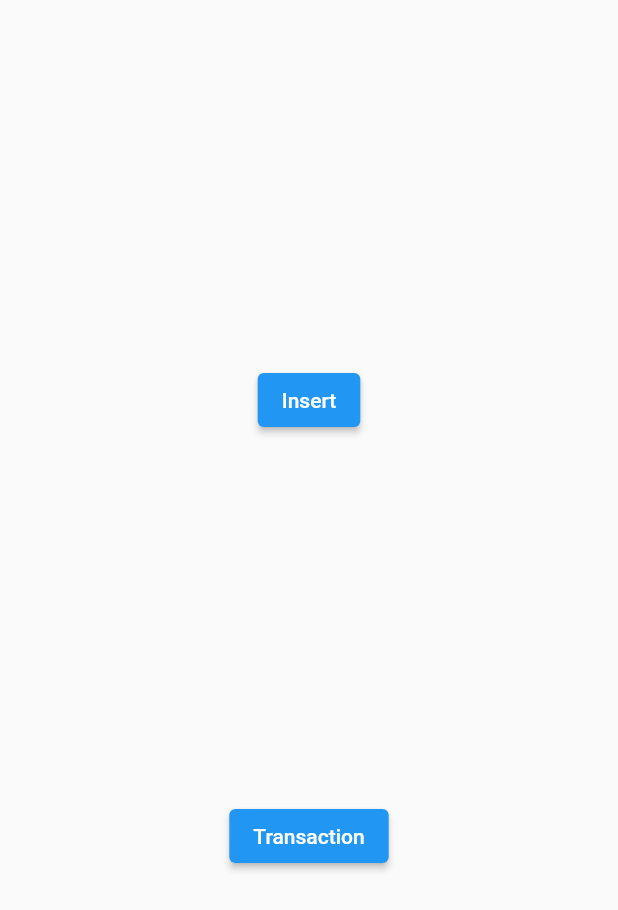
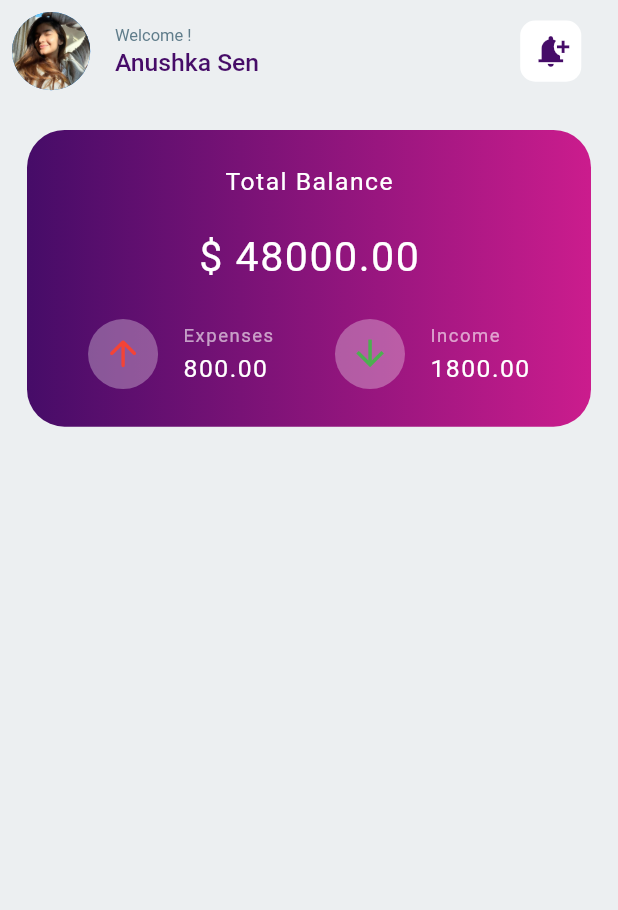
Before and after one commit to theAkHilsarkar18/income_expense_app, a Flutter app: the screen it shows after launch, on a phone screen of 412 x 824 dp. Shown: the top 910 px of the screen. Run offline on Flutter 3.47's test engine with Material 2 defaults, Android fonts, the phone set to English and light mode, and no system bars; our stand-ins replace get, google_fonts, sizer, sqflite; accounts and stored records are empty; Roboto replaces fonts that are missing (Overpass).

Commit message:
12-05-2023

```diff
--- a/lib/main.dart
+++ b/lib/main.dart
@@ -2,15 +2,19 @@ import 'package:flutter/material.dart';
 import 'package:get/get.dart';
 import 'package:income_expense_app/screen/home/view/homescreen.dart';
 import 'package:income_expense_app/screen/transactionscreen/view/transaction_screen.dart';
+import 'package:sizer/sizer.dart';
 
 void main()
 {
   runApp(
-    GetMaterialApp(
-      getPages: [
-        GetPage(name: '/',page: () => Homescreen(),),
-        GetPage(name: '/transaction',page: () => TransactionScreen(),),
-      ],
+    Sizer(
+      builder: (context, orientation, deviceType) =>  GetMaterialApp(
+        debugShowCheckedModeBanner: false,
+        getPages: [
+          GetPage(name: '/',page: () => Homescreen(),),
+          GetPage(name: '/transaction',page: () => TransactionScreen(),),
+        ],
+      ),
     ),
   );
 }
--- a/lib/screen/home/view/homescreen.dart
+++ b/lib/screen/home/view/homescreen.dart
@@ -1,6 +1,8 @@
 import 'package:flutter/material.dart';
 import 'package:get/get.dart';
+import 'package:google_fonts/google_fonts.dart';
 import 'package:income_expense_app/utils/dbhelper.dart';
+import 'package:sizer/sizer.dart';
 
 class Homescreen extends StatefulWidget {
   const Homescreen({Key? key}) : super(key: key);
@@ -19,23 +21,101 @@ class _HomescreenState extends State<Homescreen> {
   Widget build(BuildContext context) {
     return SafeArea(
       child: Scaffold(
-        body: Center(
+        backgroundColor: Colors.blueGrey.shade50,
+        body: Padding(
+          padding: const EdgeInsets.all(8.0),
           child: Column(
-            mainAxisAlignment: MainAxisAlignment.spaceEvenly,
             children: [
-              ElevatedButton(
-                child: Text("Insert"),
-                onPressed: () {
-                  dbHelper db = dbHelper();
-                  db.insertData(category: 'food', amount: '1000', notes: 'chill', status: 1, payType: 'online', date: '11-2-2023', time: '10:00');
-                },
+              // appbar row
+                Row(
+                  crossAxisAlignment: CrossAxisAlignment.center,
+                  children: [
+                    CircleAvatar(
+                      radius: 19.sp,
+                      backgroundImage: AssetImage('assets/img/person.jpg'),
+                    ),
+                    SizedBox(width: 4.w,),
+                    Column(
+                      crossAxisAlignment: CrossAxisAlignment.start,
+                      children: [
+                        Text('Welcome !',style: GoogleFonts.varelaRound(color: Colors.blueGrey,fontSize:8.sp)),
+                        SizedBox(height: 2,),
+                        Text('Anushka Sen',style: GoogleFonts.overpass(color: Color(0xff460C68),fontWeight:FontWeight.w500,fontSize:12.sp)),
+                      ],
+                    ),
+                    Spacer(),
+                    Container(padding: EdgeInsets.all(8),decoration: BoxDecoration(color: Colors.white,borderRadius: BorderRadius.circular(10)),child: Icon(Icons.notification_add,color: Color(0xff460C68),size: 18.sp,)),
+                    SizedBox(width: 4.w,),
+                  ],
+                ),
+              // total balance card
+              SizedBox(height: 2.h,),
+              Container(
+                margin: EdgeInsets.all(10),
+                height: 24.h,
+                width: MediaQuery.of(context).size.width,
+                decoration: BoxDecoration(
+                  borderRadius: BorderRadius.circular(25),
+                  gradient: LinearGradient(
+                    colors: [
+                      Color(0xff460C68),
+                      Color(0xffCB1C8D),
+                    ]
+                  )
+                ),
+                child: Column(
+                  mainAxisAlignment: MainAxisAlignment.spaceEvenly,
+                  children: [
+                    Text('Total Balance',style: GoogleFonts.overpass(color: Colors.white,fontSize: 12.sp,letterSpacing: 1)),
+                    Text('\$ 48000.00',style: GoogleFonts.overpass(color: Colors.white,fontSize: 20.sp,letterSpacing: 1)),
+                    Row(
+                      mainAxisAlignment: MainAxisAlignment.spaceEvenly,
+                      children: [
+                        Row(
+                          children: [
+                            CircleAvatar(
+                              child: Icon(Icons.arrow_upward_rounded,color: Colors.red,size: 20.sp,),
+                              radius: 17.sp,
+                              backgroundColor: Colors.white30,
+                            ),
+                            SizedBox(width: 4.w,),
+                            Column(
+                              crossAxisAlignment: CrossAxisAlignment.start,
+                              mainAxisSize: MainAxisSize.min,
+                              children: [
+                                Text('Expenses',style: GoogleFonts.overpass(color: Colors.white60,fontSize: 9.sp,letterSpacing: 1)),
+                                SizedBox(height: 5,),
+                                Text('800.00',style: GoogleFonts.overpass(color: Colors.white,fontSize: 12.sp,letterSpacing: 1)),
+                              ],
+                            ),
+                          ],
+                        ),
+                        Row(
+                          children: [
+                            CircleAvatar(
+                              child: Icon(Icons.arrow_downward_sharp,color: Colors.green,size: 20.sp,),
+                              radius: 17.sp,
+                              backgroundColor: Colors.white30,
+                            ),
+                            SizedBox(width: 4.w,),
+                            Column(
+                              crossAxisAlignment: CrossAxisAlignment.start,
+                              mainAxisSize: MainAxisSize.min,
+                              children: [
+                                Text('Income',style: GoogleFonts.overpass(color: Colors.white60,fontSize: 9.sp,letterSpacing: 1)),
+                                SizedBox(height: 5,),
+                                Text('1800.00',style: GoogleFonts.overpass(color: Colors.white,fontSize: 12.sp,letterSpacing: 1)),
+                              ],
+                            ),
+                          ],
+                        ),
+                      ],
+                    ),
+
+                  ],
+                ),
               ),
-              ElevatedButton(
-                child: Text("Transaction"),
-                onPressed: () {
-                  Get.toNamed('/transaction');
-                },
-              ),
+
             ],
           ),
         ),
--- a/pubspec.yaml
+++ b/pubspec.yaml
@@ -39,6 +39,7 @@ dependencies:
   sqflite: ^2.2.8+2
   sizer: ^2.0.15
   path_provider: ^2.0.15
+  google_fonts: ^4.0.4
 
 dev_dependencies:
   flutter_test:
@@ -66,6 +67,8 @@ flutter:
   # assets:
   #   - images/a_dot_burr.jpeg
   #   - images/a_dot_ham.jpeg
+  assets:
+    - assets/img/
 
   # An image asset can refer to one or more resolution-specific "variants", see
   # https://flutter.dev/assets-and-images/#resolution-aware
```
Also changed, not shown: assets/img/person.jpg (added), pubspec.lock.
